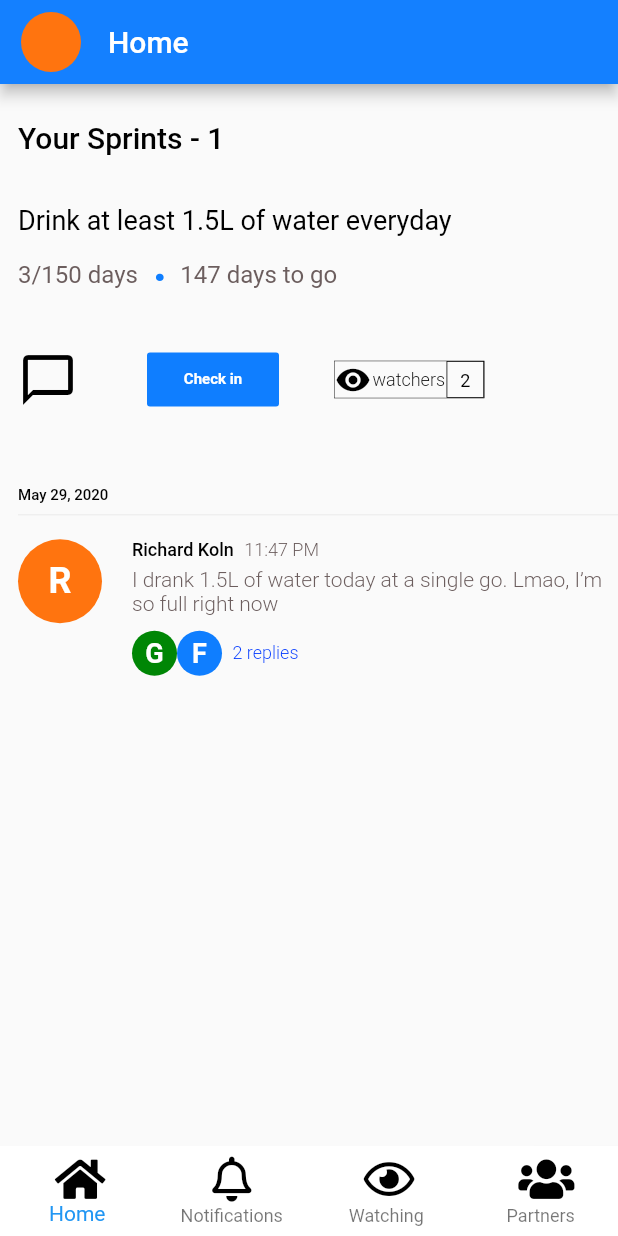
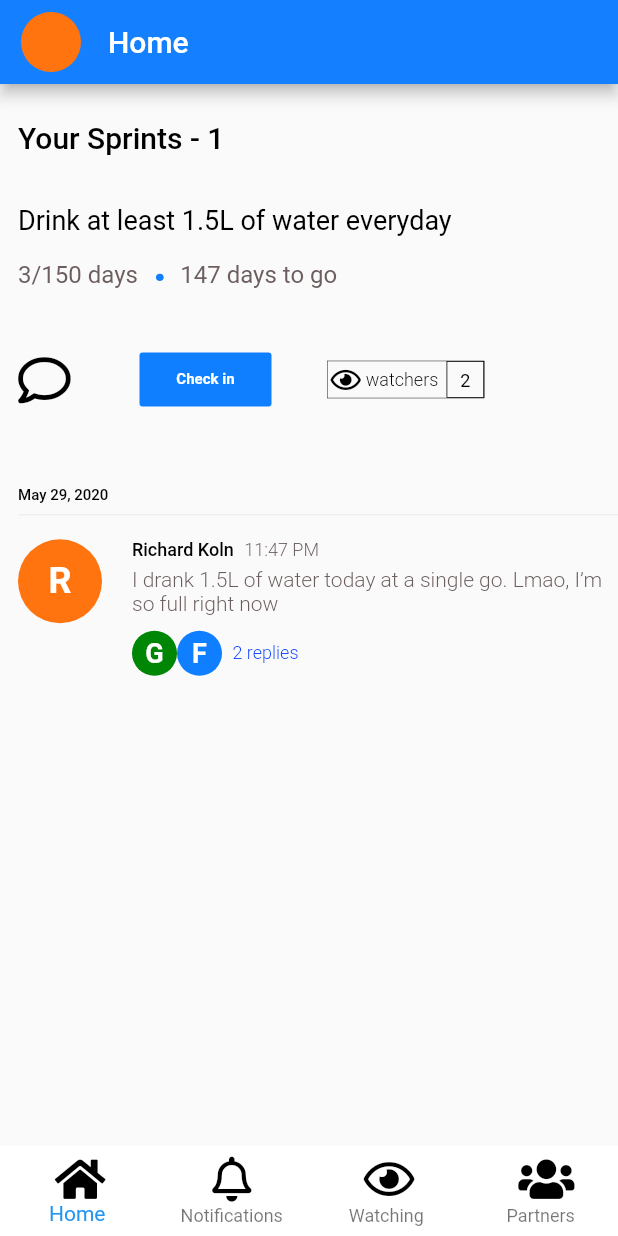
Before and after one commit to Mastrove/bonsai-mobile, a Flutter app: the screen it shows after launch, on a phone screen of 412 x 824 dp. Run offline on Flutter 3.47's test engine with Material 2 defaults, Android fonts, the phone set to English and light mode, and no system bars; our stand-ins replace font_awesome_flutter, google_fonts.

Commit message:
Notifications screen 172186570 (#3)
* build home screen
build out individual components of the home screen
install relevant packages

* remove commented code

* build notifications screen
- build out components for viewing user notifications
- refactor code to improve navigation

* Build home screen (#2)

* build home screen
build out individual components of the home screen
install relevant packages

* remove commented code

* build home screen
build out individual components of the home screen
install relevant packages

* remove commented code

* build notifications screen
- build out components for viewing user notifications
- refactor code to improve navigation

```diff
--- /dev/null
+++ b/lib/components/app_bar_title.dart
@@ -0,0 +1,20 @@
+import 'package:flutter/material.dart';
+import 'package:google_fonts/google_fonts.dart';
+
+class AppBarTitle extends StatelessWidget {
+  final String titleText;
+
+  AppBarTitle({this.titleText});
+
+  @override
+  Widget build(BuildContext context) {
+    return Text(
+      titleText,
+      style: GoogleFonts.roboto(
+          fontStyle: FontStyle.normal,
+          fontSize: 20.0,
+          fontWeight: FontWeight.w500,
+          color: Colors.white),
+    );
+  }
+}
--- /dev/null
+++ b/lib/components/app_scaffold.dart
@@ -0,0 +1,111 @@
+import 'package:flutter/material.dart';
+import 'package:google_fonts/google_fonts.dart';
+import 'package:font_awesome_flutter/font_awesome_flutter.dart';
+import 'package:accpatapp/screens/home_screen.dart';
+import 'package:accpatapp/screens/notifications_screen.dart';
+
+class AppScaffold extends StatefulWidget {
+  @override
+  _AppScaffoldState createState() => _AppScaffoldState();
+}
+
+class _AppScaffoldState extends State<AppScaffold> {
+  int _currentIndex = 0;
+  List _pageList;
+  var _currentPage;
+
+  @override
+  void initState() {
+    super.initState();
+    _pageList = [
+      HomeScreen(),
+      NotificationsScreen(),
+    ];
+    _currentPage = _pageList[_currentIndex];
+  }
+
+  @override
+  Widget build(BuildContext context) {
+    return Scaffold(
+      backgroundColor: Color(0xFFFAFAFA),
+      body: Center(
+        child: _currentPage,
+      ),
+      bottomNavigationBar: BottomNavigationBar(
+        type: BottomNavigationBarType.fixed,
+        backgroundColor: Colors.white,
+        elevation: 0.5,
+        iconSize: 30.0,
+        currentIndex: _currentIndex,
+        onTap: (int index) {
+          setState(() {
+            _currentIndex = index;
+            _currentPage = _pageList[_currentIndex];
+          });
+        },
+        items: <BottomNavigationBarItem>[
+          BottomNavigationBarItem(
+            icon: Icon(
+              FontAwesomeIcons.home,
+              color: Color(0xFF000000),
+            ),
+            title: Text(
+              'Home',
+              style: GoogleFonts.roboto(
+                fontSize: 10.0,
+                fontWeight: FontWeight.w200,
+                fontStyle: FontStyle.normal,
+                color: Color(0xFF000000),
+              ),
+            ),
+          ),
+          BottomNavigationBarItem(
+            icon: Icon(
+              FontAwesomeIcons.bell,
+              color: Color(0xFF000000),
+            ),
+            title: Text(
+              'Notifications',
+              style: GoogleFonts.roboto(
+                fontSize: 10.0,
+                fontWeight: FontWeight.w200,
+                fontStyle: FontStyle.normal,
+                color: Color(0xFF000000),
+              ),
+            ),
+          ),
+          BottomNavigationBarItem(
+            icon: Icon(
+              FontAwesomeIcons.eye,
+              color: Color(0xFF000000),
+            ),
+            title: Text(
+              'Watching',
+              style: GoogleFonts.roboto(
+                fontSize: 10.0,
+                fontWeight: FontWeight.w200,
+                fontStyle: FontStyle.normal,
+                color: Color(0xFF000000),
+              ),
+            ),
+          ),
+          BottomNavigationBarItem(
+            icon: Icon(
+              FontAwesomeIcons.users,
+              color: Color(0xFF000000),
+            ),
+            title: Text(
+              'Partners',
+              style: GoogleFonts.roboto(
+                fontSize: 10.0,
+                fontWeight: FontWeight.w200,
+                fontStyle: FontStyle.normal,
+                color: Color(0xFF000000),
+              ),
+            ),
+          ),
+        ],
+      ),
+    );
+  }
+}
--- a/lib/components/fixed_bottom_bar.dart
+++ /dev/null
@@ -1,78 +0,0 @@
-import 'package:flutter/material.dart';
-import 'package:google_fonts/google_fonts.dart';
-import 'package:font_awesome_flutter/font_awesome_flutter.dart';
-
-class FixedBottomBar extends StatelessWidget {
-
-  @override
-  Widget build(BuildContext context) {
-    return BottomNavigationBar(
-      type: BottomNavigationBarType.fixed,
-      backgroundColor: Colors.white,
-      elevation: 0.5,
-      iconSize: 30.0,
-      items: <BottomNavigationBarItem>[
-        BottomNavigationBarItem(
-          icon: Icon(
-            FontAwesomeIcons.home,
-            color: Color(0xFF000000),
-          ),
-          title: Text(
-            'Home',
-            style: GoogleFonts.roboto(
-              fontSize: 10.0,
-              fontWeight: FontWeight.w200,
-              fontStyle: FontStyle.normal,
-              color: Color(0xFF000000),
-            ),
-          ),
-        ),
-        BottomNavigationBarItem(
-          icon: Icon(
-            FontAwesomeIcons.bell,
-            color: Color(0xFF000000),
-          ),
-          title: Text(
-            'Notifications',
-            style: GoogleFonts.roboto(
-              fontSize: 10.0,
-              fontWeight: FontWeight.w200,
-              fontStyle: FontStyle.normal,
-              color: Color(0xFF000000),
-            ),
-          ),
-        ),
-        BottomNavigationBarItem(
-          icon: Icon(
-            FontAwesomeIcons.eye,
-            color: Color(0xFF000000),
-          ),
-          title: Text(
-            'Watching',
-            style: GoogleFonts.roboto(
-              fontSize: 10.0,
-              fontWeight: FontWeight.w200,
-              fontStyle: FontStyle.normal,
-              color: Color(0xFF000000),
-            ),
-          ),
-        ),
-        BottomNavigationBarItem(
-          icon: Icon(
-            FontAwesomeIcons.users,
-            color: Color(0xFF000000),
-          ),
-          title: Text(
-            'Partners',
-            style: GoogleFonts.roboto(
-              fontSize: 10.0,
-              fontWeight: FontWeight.w200,
-              fontStyle: FontStyle.normal,
-              color: Color(0xFF000000),
-            ),
-          ),
-        ),
-      ],
-    );
-  }
-}
--- a/lib/components/sprint_card.dart
+++ b/lib/components/sprint_card.dart
@@ -1,5 +1,6 @@
 import 'package:flutter/material.dart';
 import 'package:google_fonts/google_fonts.dart';
+import 'package:font_awesome_flutter/font_awesome_flutter.dart';
 
 class SprintCard extends StatelessWidget {
   final String sprintTitle;
@@ -72,9 +73,9 @@ class SprintCard extends StatelessWidget {
         Row(
           children: <Widget>[
             Icon(
-              Icons.chat_bubble_outline,
+              FontAwesomeIcons.comment              ,
               color: Color(0xFF000000),
-              size: 40.0,
+              size: 35.0,
             ),
             SizedBox(
               width: 46.0,
@@ -99,15 +100,17 @@ class SprintCard extends StatelessWidget {
               width: 37.0,
             ),
             Container(
-              width: 100.0,
+              width: 105.0,
               height: 25.0,
+            padding: EdgeInsets.only(left: 2.0,),
             decoration: BoxDecoration(border: Border.all(width: 0.3,),),
               child: Row(
                 mainAxisAlignment: MainAxisAlignment.spaceBetween,
                 children: <Widget>[
                   Icon(
-                    Icons.remove_red_eye,
+                    FontAwesomeIcons.eye,
                     color: Color(0xFF000000),
+                    size: 18.0,
                   ),
                   Text(
                     'watchers',
--- a/lib/main.dart
+++ b/lib/main.dart
@@ -1,5 +1,7 @@
+import 'package:accpatapp/components/app_scaffold.dart';
 import 'package:accpatapp/models/comment_data.dart';
 import 'package:accpatapp/models/comment_reply_data.dart';
+import 'package:accpatapp/models/notification_data.dart';
 import 'package:accpatapp/models/sprint_data.dart';
 import 'package:accpatapp/screens/home_screen.dart';
 import 'package:flutter/material.dart';
@@ -15,9 +17,10 @@ class MyApp extends StatelessWidget {
         ChangeNotifierProvider(create: (context) => SprintData()),
         ChangeNotifierProvider(create: (context) => CommentData()),
         ChangeNotifierProvider(create: (context) => CommentReplyData()),
+        ChangeNotifierProvider(create: (context) => NotificationData()),
       ],
       child: MaterialApp(
-        initialRoute: HomeScreen.id,
+        home: AppScaffold(),
         routes: {
           HomeScreen.id: (context) => HomeScreen(),
         },
--- /dev/null
+++ b/lib/models/notification.dart
@@ -0,0 +1,10 @@
+import 'package:flutter/material.dart';
+
+class NotificationItem {
+  final String notificationDate;
+  final String notificationDetails;
+  final Widget notificationActions;
+
+  NotificationItem({this.notificationDate, this.notificationDetails, this.notificationActions});
+
+}
--- /dev/null
+++ b/lib/models/notification_data.dart
@@ -0,0 +1,53 @@
+import 'package:flutter/cupertino.dart';
+import 'package:flutter/foundation.dart';
+import 'package:accpatapp/models/notification.dart';
+import 'package:flutter/material.dart';
+import 'package:flutter/widgets.dart';
+import 'package:accpatapp/components/notification_row_icons.dart';
+import 'package:accpatapp/components/notification_button.dart';
+
+class NotificationData extends ChangeNotifier {
+  List<NotificationItem> notifications = [
+    NotificationItem(
+      notificationDate: '24/02/2020',
+      notificationDetails: 'Richard Koln checked-in  on time',
+      notificationActions: NotificationRowIcons(),
+    ),
+    NotificationItem(
+      notificationDate: '24/02/2020',
+      notificationDetails: 'Quincy Adams invited you to watch the sprint',
+      notificationActions: Row(
+        mainAxisAlignment: MainAxisAlignment.spaceBetween,
+        children: <Widget>[
+          NotificationButton(
+            buttonText: 'Accept',
+            onButtonPress: () {},
+          ),
+          SizedBox(width: 27.0,),
+          NotificationButton(
+            buttonText: 'Decline',
+            onButtonPress: () {},
+          ),
+        ],
+      ),
+    ),
+    NotificationItem(
+      notificationDate: '24/02/2020',
+      notificationDetails: 'Richard Koln checked-in  on time',
+      notificationActions: NotificationRowIcons(),
+    ),
+    NotificationItem(
+      notificationDate: '24/02/2020',
+      notificationDetails: 'Richard Koln checked-in  on time',
+      notificationActions: NotificationRowIcons(),
+    ),
+    NotificationItem(
+      notificationDate: '24/02/2020',
+      notificationDetails:
+          'I drank 1.5L of water at a single go. Lmao, I\'m so full right now',
+      notificationActions: NotificationRowIcons(),
+    ),
+  ];
+
+  int get notificationCount => notifications.length;
+}
--- a/lib/screens/home_screen.dart
+++ b/lib/screens/home_screen.dart
@@ -1,8 +1,8 @@
 import 'package:accpatapp/components/comments_list.dart';
 import 'package:accpatapp/components/sprints_list.dart';
+import 'package:accpatapp/components/app_bar_title.dart';
 import 'package:flutter/material.dart';
 import 'package:google_fonts/google_fonts.dart';
-import 'package:accpatapp/components/fixed_bottom_bar.dart';
 import 'package:provider/provider.dart';
 import 'package:accpatapp/models/sprint_data.dart';
 import 'package:intl/intl.dart';
@@ -28,13 +28,8 @@ class HomeScreen extends StatelessWidget {
             radius: 22.0,
           ),
         ),
-        title: Text(
-          'Home',
-          style: GoogleFonts.roboto(
-              fontStyle: FontStyle.normal,
-              fontSize: 20.0,
-              fontWeight: FontWeight.w500,
-              color: Colors.white),
+        title: AppBarTitle(
+          titleText: 'Home',
         ),
         backgroundColor: Color(0xFF1480ff),
       ),
@@ -73,13 +68,16 @@ class HomeScreen extends StatelessWidget {
                   color: Color(0xFF000000),
                 ),
               ),
-              SizedBox(height: 7.0,),
-              Container(child: CommentsList(),),
+              SizedBox(
+                height: 7.0,
+              ),
+              Container(
+                child: CommentsList(),
+              ),
             ],
           ),
         ),
       ),
-      bottomNavigationBar: FixedBottomBar(),
     );
   }
 }
```
Also changed, not shown: lib/components/notification_button.dart (added, +35 -0 lines), lib/components/notification_card.dart (added, +95 -0 lines), lib/components/notification_row_icons.dart (added, +19 -0 lines), lib/components/notifications_list.dart (added, +25 -0 lines), lib/screens/notifications_screen.dart (added, +37 -0 lines).
